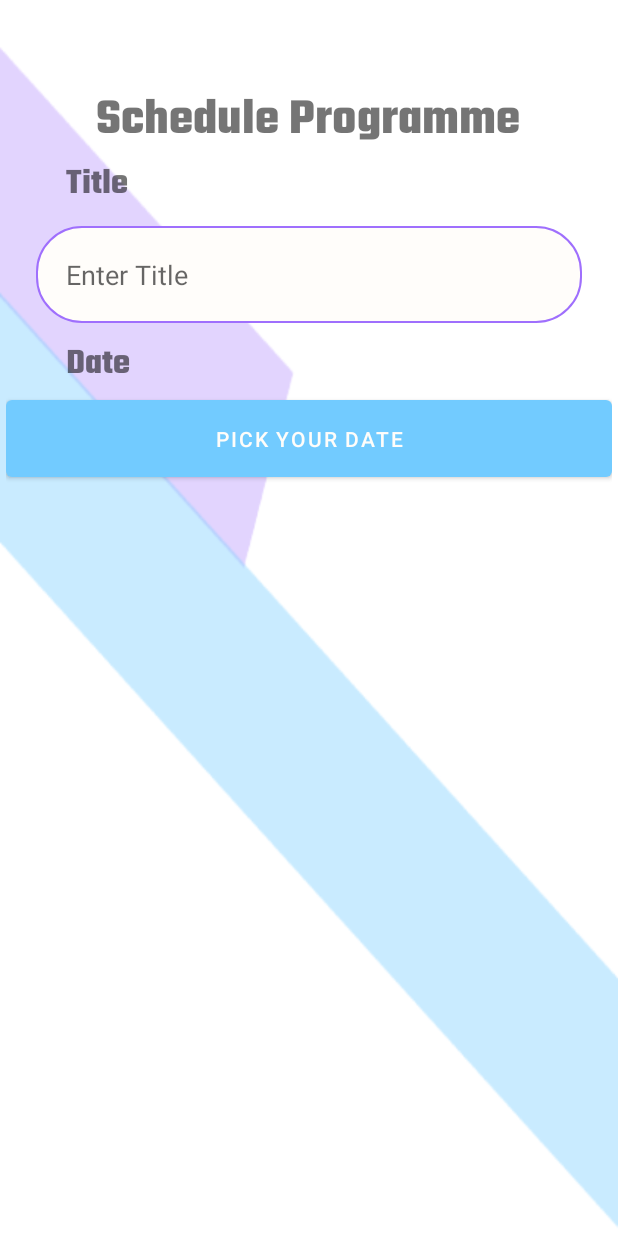
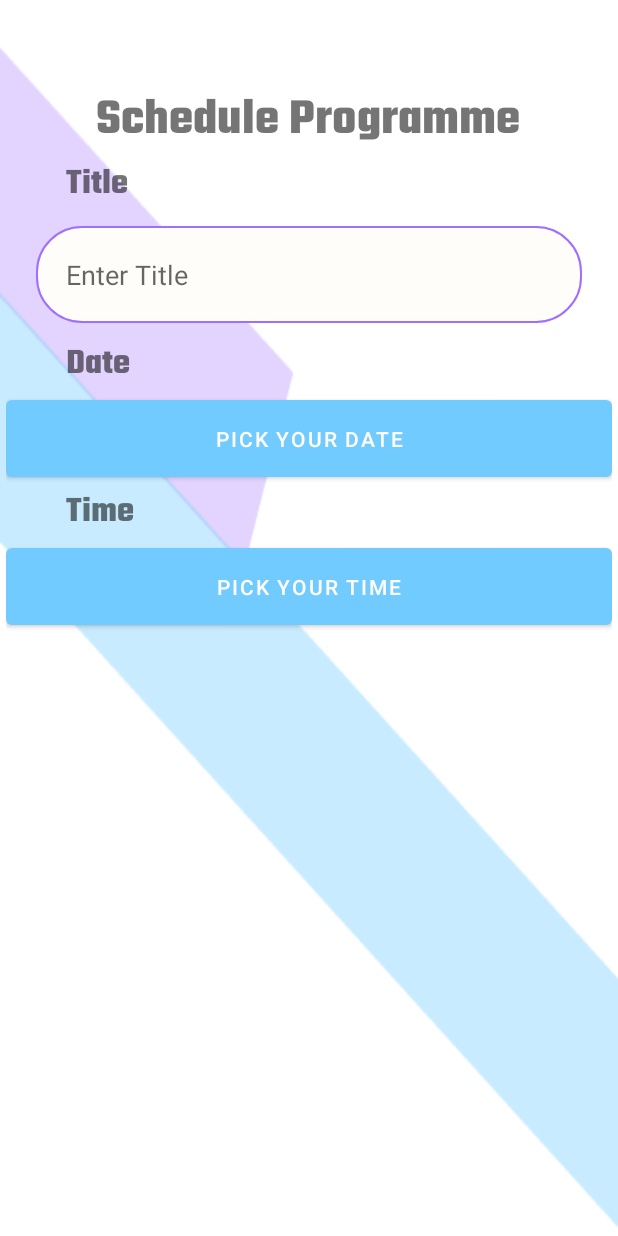
Before and after one commit to DCS-RSD/Jobscoon, an Android app: the layout activity_add_career_development.xml on its own in the app's theme, with its tools: preview values and no code run, on a phone screen of 412 x 824 dp. Run offline under Robolectric (Android 15) with nearby library versions, the phone set to English and light mode, and no system bars.

Commit message:
Update activity_add_career_development.xml

```diff
--- a/app/src/main/res/layout/activity_add_career_development.xml
+++ b/app/src/main/res/layout/activity_add_career_development.xml
@@ -62,6 +62,19 @@
                 android:layout_height="63dp"
                 android:text="Pick your date" />
 
+            <TextView
+                style="@style/heading2"
+                android:layout_width="match_parent"
+                android:layout_height="wrap_content"
+                android:paddingLeft="40sp"
+                android:text="Time" />
+
+            <Button
+                android:id="@+id/timePicker"
+                android:layout_width="match_parent"
+                android:layout_height="63dp"
+                android:text="Pick your Time" />
+
         </LinearLayout>
     </ScrollView>
 
```
